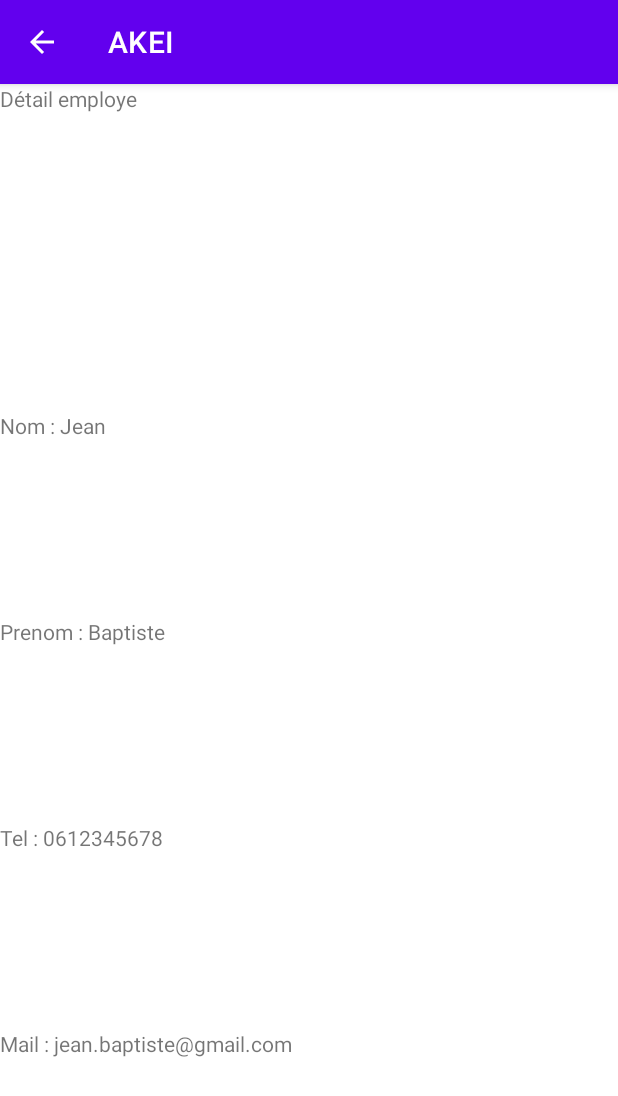
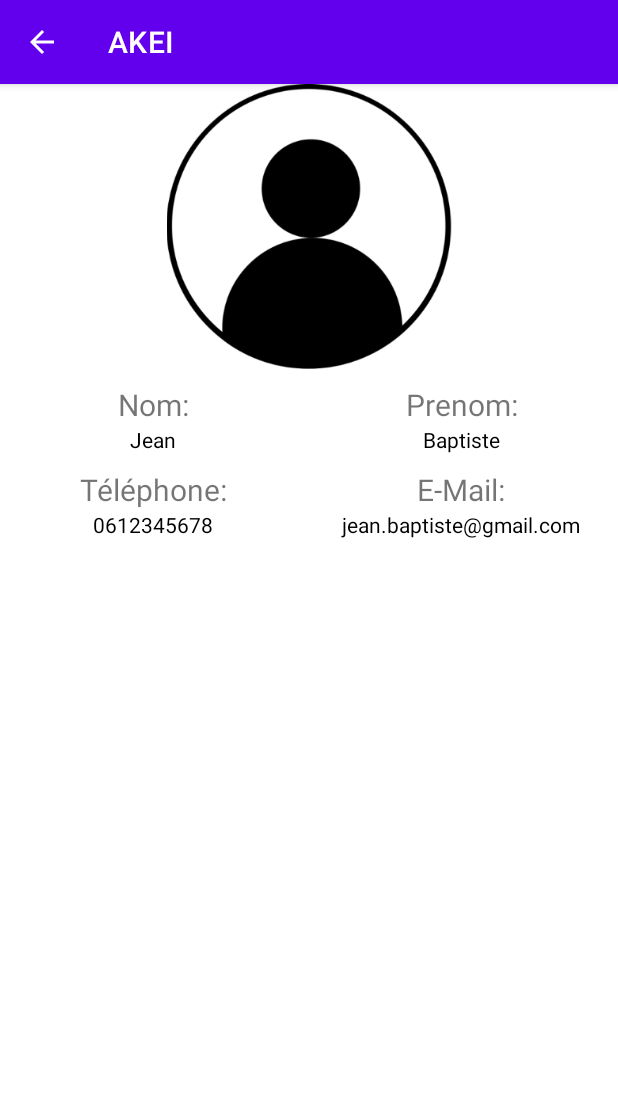
Before and after one commit to IbanEtchep/ApAkei, an Android app: the EmployeDetailActivity screen opened directly, with no data from a screen before it, on a phone screen of 412 x 824 dp. Shown: the top 1096 px of the screen. Run offline under Robolectric (Android 15) with nearby library versions, the phone set to English and light mode, and no system bars; 2 statements that could not run were skipped.

Commit message:
fini22 flo

```diff
--- a/app/src/main/java/fr/apakei/employe/EmployeDetailActivity.java
+++ b/app/src/main/java/fr/apakei/employe/EmployeDetailActivity.java
@@ -1,9 +1,11 @@
 package fr.apakei.employe;
 
+import androidx.annotation.NonNull;
 import androidx.appcompat.app.ActionBar;
 import androidx.appcompat.app.AppCompatActivity;
 
 import android.os.Bundle;
+import android.view.MenuItem;
 import android.widget.ArrayAdapter;
 import android.widget.ListView;
 import android.widget.TextView;
@@ -34,9 +36,18 @@
         prenom=(TextView) findViewById(R.id.tv_prenom);
         tel=(TextView) findViewById(R.id.tv_tel);
         mail=(TextView) findViewById(R.id.tv_mail);
-        nom.setText("Nom : "+Modele.getLeRayon(positionrayon).getEmploye(positionemploye).getNom());
-        prenom.setText("Prenom : "+Modele.getLeRayon(positionrayon).getEmploye(positionemploye).getPrenom());
-        tel.setText("Tel : "+Modele.getLeRayon(positionrayon).getEmploye(positionemploye).getTel());
-        mail.setText("Mail : "+Modele.getLeRayon(positionrayon).getEmploye(positionemploye).getMail());
+        nom.setText(Modele.getLeRayon(positionrayon).getEmploye(positionemploye).getNom());
+        prenom.setText(Modele.getLeRayon(positionrayon).getEmploye(positionemploye).getPrenom());
+        tel.setText(Modele.getLeRayon(positionrayon).getEmploye(positionemploye).getTel());
+        mail.setText(Modele.getLeRayon(positionrayon).getEmploye(positionemploye).getMail());
+    }
+    @Override
+    public boolean onOptionsItemSelected(@NonNull MenuItem item) {
+        switch (item.getItemId()) {
+            case android.R.id.home:
+                this.finish();
+                return true;
+        }
+        return super.onOptionsItemSelected(item);
     }
 }
--- a/app/src/main/java/fr/apakei/employe/RayonMagasinActivity.java
+++ b/app/src/main/java/fr/apakei/employe/RayonMagasinActivity.java
@@ -33,7 +33,7 @@
         for (int i=0;i< lesRayons.size();i++){
             s_lesRayons.add(Modele.getLeRayon(i).getLibelle());
         }
-        ArrayAdapter<String> lv_adapter = new ArrayAdapter<String>(this, R.layout.lv_rayons_element, s_lesRayons);
+        ArrayAdapter<String> lv_adapter = new ArrayAdapter<String>(this, R.layout.lv_rayonmagasin_element, s_lesRayons);
         lv_listR.setAdapter(lv_adapter);
         lv_listR.setOnItemClickListener(new AdapterView.OnItemClickListener() {
             @Override
--- a/app/src/main/res/layout/activity_employe_detail.xml
+++ b/app/src/main/res/layout/activity_employe_detail.xml
@@ -7,39 +7,102 @@
     android:orientation="vertical"
     tools:context=".employe.EmployeDetailActivity">
 
+    <ImageView
+        android:id="@+id/imageView"
+        android:layout_width="match_parent"
+        android:layout_height="190dp"
+        app:srcCompat="@mipmap/ic_channel_foreground" />
+
+    <LinearLayout
+        android:layout_width="match_parent"
+        android:layout_height="wrap_content"
+        android:orientation="horizontal">
+
         <TextView
-        android:id="@+id/tv_title2"
+            android:id="@+id/textView"
+            android:layout_width="204dp"
+            android:layout_height="wrap_content"
+            android:paddingTop="10dp"
+            android:text="Nom:"
+            android:textAlignment="center"
+            android:textSize="20sp" />
+
+        <TextView
+            android:id="@+id/textView2"
+            android:layout_width="207dp"
+            android:layout_height="wrap_content"
+            android:paddingTop="10dp"
+            android:text="Prenom:"
+            android:textAlignment="center"
+            android:textSize="20sp" />
+    </LinearLayout>
+
+    <LinearLayout
         android:layout_width="match_parent"
-        android:layout_height="100dp"
-        android:layout_weight="1"
-        android:text="Détail employe" />
+        android:layout_height="wrap_content"
+        android:orientation="horizontal">
 
         <TextView
             android:id="@+id/tv_nom"
-        android:layout_width="match_parent"
+            android:layout_width="204dp"
             android:layout_height="wrap_content"
-        android:layout_weight="1"
-        android:text="TextView" />
+            android:text="TextView"
+            android:textAlignment="center"
+            android:textColor="#000000" />
 
         <TextView
             android:id="@+id/tv_prenom"
+            android:layout_width="207dp"
+            android:layout_height="wrap_content"
+            android:text="TextView"
+            android:textAlignment="center"
+            android:textColor="#000000" />
+    </LinearLayout>
+
+    <LinearLayout
         android:layout_width="match_parent"
         android:layout_height="wrap_content"
-        android:layout_weight="1"
-        android:text="TextView" />
+        android:orientation="horizontal">
+
+        <TextView
+            android:id="@+id/textView3"
+            android:layout_width="204dp"
+            android:layout_height="wrap_content"
+            android:paddingTop="10dp"
+            android:text="Téléphone:"
+            android:textAlignment="center"
+            android:textSize="20sp" />
+
+        <TextView
+            android:id="@+id/textView4"
+            android:layout_width="207dp"
+            android:layout_height="wrap_content"
+            android:paddingTop="10dp"
+            android:text="E-Mail:"
+            android:textAlignment="center"
+            android:textSize="20sp" />
+    </LinearLayout>
+
+    <LinearLayout
+        android:layout_width="match_parent"
+        android:layout_height="wrap_content"
+        android:orientation="horizontal">
 
         <TextView
             android:id="@+id/tv_tel"
-        android:layout_width="match_parent"
+            android:layout_width="204dp"
             android:layout_height="wrap_content"
-        android:layout_weight="1"
-        android:text="TextView" />
+            android:text="TextView"
+            android:textAlignment="center"
+            android:textColor="#000000" />
 
         <TextView
             android:id="@+id/tv_mail"
-        android:layout_width="match_parent"
+            android:layout_width="207dp"
             android:layout_height="wrap_content"
-        android:layout_weight="1"
-        android:text="TextView" />
+            android:text="TextView"
+            android:textAlignment="center"
+            android:textColor="#000000" />
+    </LinearLayout>
 
 </LinearLayout>
--- /dev/null
+++ b/app/src/main/res/mipmap-anydpi-v26/ic_channel.xml
@@ -0,0 +1,5 @@
+<?xml version="1.0" encoding="utf-8"?>
+<adaptive-icon xmlns:android="http://schemas.android.com/apk/res/android">
+    <background android:drawable="@drawable/ic_channel_background"/>
+    <foreground android:drawable="@mipmap/ic_channel_foreground"/>
+</adaptive-icon>
```
Also changed, not shown: app/src/main/res/drawable/ic_channel_background.xml (added, +78 -0 lines), app/src/main/res/layout/lv_rayonmagasin_element.xml (+4 -4 lines), app/src/main/res/mipmap-xhdpi/ic_channel.png (added), app/src/main/res/mipmap-xhdpi/ic_channel_foreground.png (added). Lines whose indentation alone changed are shown as unchanged.
